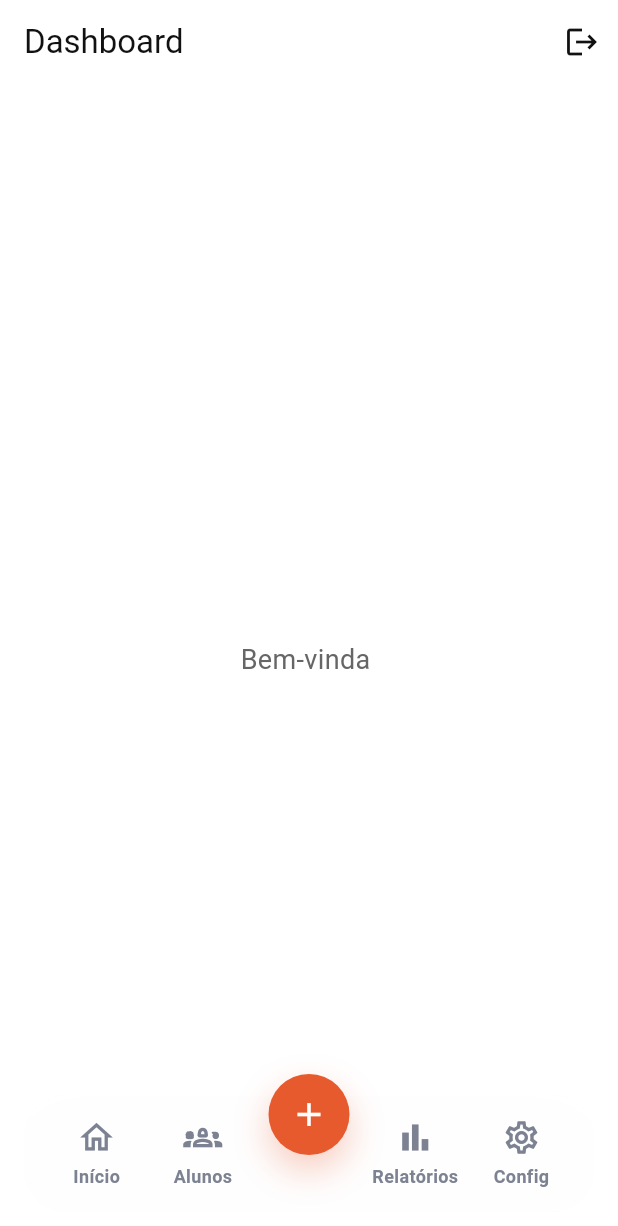
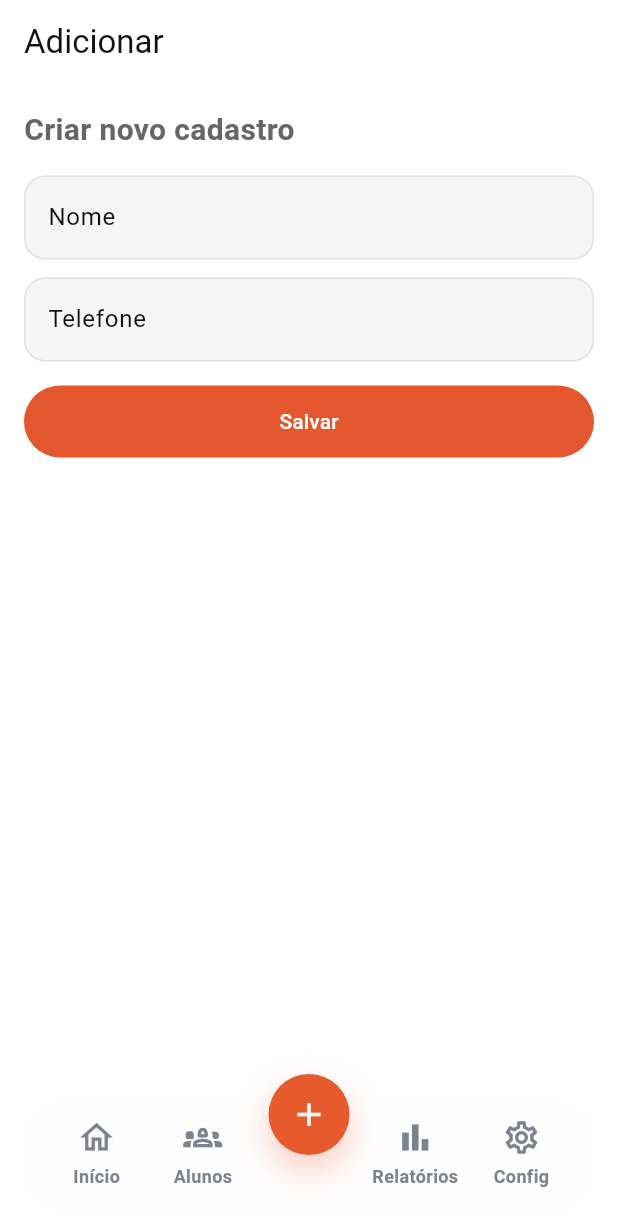
Before and after one commit to hpzynha/cobranca_app, a Flutter app: the screen it shows once a user with an empty profile is signed in, after a tap on the "add" icon, on a phone screen of 412 x 824 dp. Shown: the top 1226 px of the screen. Run offline on Flutter 3.47's test engine with Material 3 defaults, Android fonts, the phone set to English and light mode, and no system bars; our stand-ins replace flutter_riverpod, flutter_svg, go_router, shared_preferences, supabase_flutter; accounts and stored records are empty; network calls fail.

Commit message:
add pages

```diff
--- a/lib/core/router/app_router.dart
+++ b/lib/core/router/app_router.dart
@@ -1,7 +1,11 @@
 import 'dart:async';
 
+import 'package:app_cobranca/features/auth/presentation/pages/add_page.dart';
+import 'package:app_cobranca/features/auth/presentation/pages/alunos_page.dart';
 import 'package:app_cobranca/features/auth/presentation/pages/email_verification_page.dart';
+import 'package:app_cobranca/features/auth/presentation/pages/config_page.dart';
 import 'package:app_cobranca/features/auth/presentation/pages/home_screen.dart';
+import 'package:app_cobranca/features/auth/presentation/pages/relatorios_page.dart';
 import 'package:flutter/material.dart';
 import 'package:go_router/go_router.dart';
 import 'package:supabase_flutter/supabase_flutter.dart';
@@ -60,6 +64,13 @@ final GoRouter appRouter = GoRouter(
       },
     ),
     GoRoute(path: '/home', builder: (context, state) => const HomeScreen()),
+    GoRoute(path: '/alunos', builder: (context, state) => const AlunosPage()),
+    GoRoute(path: '/adicionar', builder: (context, state) => const AddPage()),
+    GoRoute(
+      path: '/relatorios',
+      builder: (context, state) => const RelatoriosPage(),
+    ),
+    GoRoute(path: '/config', builder: (context, state) => const ConfigPage()),
   ],
 );
 
--- /dev/null
+++ b/lib/features/auth/presentation/pages/add_page.dart
@@ -0,0 +1,53 @@
+import 'package:app_cobranca/features/auth/presentation/widgets/bottom_bar.dart';
+import 'package:flutter/material.dart';
+
+class AddPage extends StatelessWidget {
+  const AddPage({super.key});
+
+  @override
+  Widget build(BuildContext context) {
+    return Scaffold(
+      extendBody: true,
+      appBar: AppBar(title: const Text('Adicionar')),
+      body: Padding(
+        padding: const EdgeInsets.all(16),
+        child: Column(
+          crossAxisAlignment: CrossAxisAlignment.stretch,
+          children: [
+            const Text(
+              'Criar novo cadastro',
+              style: TextStyle(fontSize: 20, fontWeight: FontWeight.w700),
+            ),
+            const SizedBox(height: 16),
+            TextField(
+              decoration: InputDecoration(
+                labelText: 'Nome',
+                border: OutlineInputBorder(
+                  borderRadius: BorderRadius.circular(12),
+                ),
+              ),
+            ),
+            const SizedBox(height: 12),
+            TextField(
+              decoration: InputDecoration(
+                labelText: 'Telefone',
+                border: OutlineInputBorder(
+                  borderRadius: BorderRadius.circular(12),
+                ),
+              ),
+            ),
+            const SizedBox(height: 16),
+            SizedBox(
+              height: 48,
+              child: FilledButton(
+                onPressed: () {},
+                child: const Text('Salvar'),
+              ),
+            ),
+          ],
+        ),
+      ),
+      bottomNavigationBar: const BottomBar(currentIndex: 2),
+    );
+  }
+}
--- a/lib/features/auth/presentation/pages/home_screen.dart
+++ b/lib/features/auth/presentation/pages/home_screen.dart
@@ -32,7 +32,7 @@ class HomeScreen extends StatelessWidget {
           style: const TextStyle(fontSize: 18),
         ),
       ),
-      bottomNavigationBar: BottomBar(),
+      bottomNavigationBar: const BottomBar(currentIndex: 0),
     );
   }
 }
--- a/lib/features/auth/presentation/widgets/bottom_bar.dart
+++ b/lib/features/auth/presentation/widgets/bottom_bar.dart
@@ -1,15 +1,14 @@
 import 'dart:ui';
 import 'package:flutter/material.dart';
+import 'package:go_router/go_router.dart';
 
-class BottomBar extends StatefulWidget {
-  const BottomBar({super.key});
+class BottomBar extends StatelessWidget {
+  const BottomBar({
+    required this.currentIndex,
+    super.key,
+  });
 
-  @override
-  State<BottomBar> createState() => _BottomBarState();
-}
-
-class _BottomBarState extends State<BottomBar> {
-  int _selectedIndex = 0;
+  final int currentIndex;
 
   static const _primaryColor = Color(0xFFE75A2E);
   static const _inactiveColor = Color(0xFF7C8292);
@@ -24,14 +23,17 @@ class _BottomBarState extends State<BottomBar> {
         clipBehavior: Clip.none,
         alignment: Alignment.bottomCenter,
         children: [
-          _buildNavContainer(),
-          Positioned(top: _centerButtonTopOffset, child: _buildCenterButton()),
+          _buildNavContainer(context),
+          Positioned(
+            top: _centerButtonTopOffset,
+            child: _buildCenterButton(context),
+          ),
         ],
       ),
     );
   }
 
-  Widget _buildNavContainer() {
+  Widget _buildNavContainer(BuildContext context) {
     return ClipRRect(
       borderRadius: BorderRadius.circular(28),
       child: BackdropFilter(
@@ -53,19 +55,27 @@ class _BottomBarState extends State<BottomBar> {
           ),
           child: Row(
             children: [
-              _buildItem(index: 0, icon: Icons.home_outlined, label: 'Início'),
               _buildItem(
+                context: context,
+                index: 0,
+                icon: Icons.home_outlined,
+                label: 'Início',
+              ),
+              _buildItem(
+                context: context,
                 index: 1,
                 icon: Icons.groups_2_outlined,
                 label: 'Alunos',
               ),
               const Spacer(),
               _buildItem(
+                context: context,
                 index: 3,
                 icon: Icons.bar_chart_outlined,
                 label: 'Relatórios',
               ),
               _buildItem(
+                context: context,
                 index: 4,
                 icon: Icons.settings_outlined,
                 label: 'Config',
@@ -78,17 +88,18 @@ class _BottomBarState extends State<BottomBar> {
   }
 
   Widget _buildItem({
+    required BuildContext context,
     required int index,
     required IconData icon,
     required String label,
   }) {
-    final isActive = _selectedIndex == index;
+    final isActive = currentIndex == index;
     final color = isActive ? _primaryColor : _inactiveColor;
 
     return Expanded(
       child: InkWell(
         borderRadius: BorderRadius.circular(18),
-        onTap: () => _onTap(index),
+        onTap: () => _onTap(context, index),
         child: Padding(
           padding: const EdgeInsets.symmetric(vertical: 10),
           child: Column(
@@ -111,9 +122,9 @@ class _BottomBarState extends State<BottomBar> {
     );
   }
 
-  Widget _buildCenterButton() {
+  Widget _buildCenterButton(BuildContext context) {
     return GestureDetector(
-      onTap: () => _onTap(2),
+      onTap: () => _onTap(context, 2),
       child: Container(
         width: _centerButtonSize,
         height: _centerButtonSize,
@@ -133,9 +144,15 @@ class _BottomBarState extends State<BottomBar> {
     );
   }
 
-  void _onTap(int index) {
-    setState(() {
-      _selectedIndex = index;
-    });
+  void _onTap(BuildContext context, int index) {
+    final route = switch (index) {
+      0 => '/home',
+      1 => '/alunos',
+      2 => '/adicionar',
+      3 => '/relatorios',
+      4 => '/config',
+      _ => '/home',
+    };
+    context.go(route);
   }
 }
```
Also changed, not shown: lib/features/auth/presentation/pages/alunos_page.dart (added, +27 -0 lines), lib/features/auth/presentation/pages/config_page.dart (added, +39 -0 lines), lib/features/auth/presentation/pages/relatorios_page.dart (added, +51 -0 lines).
